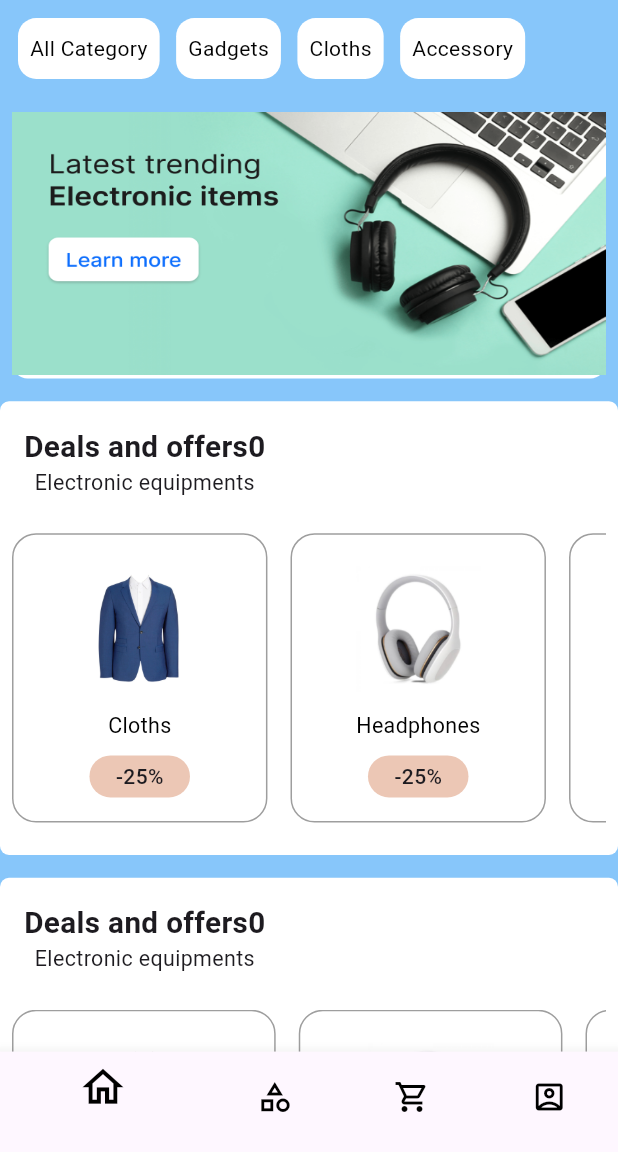
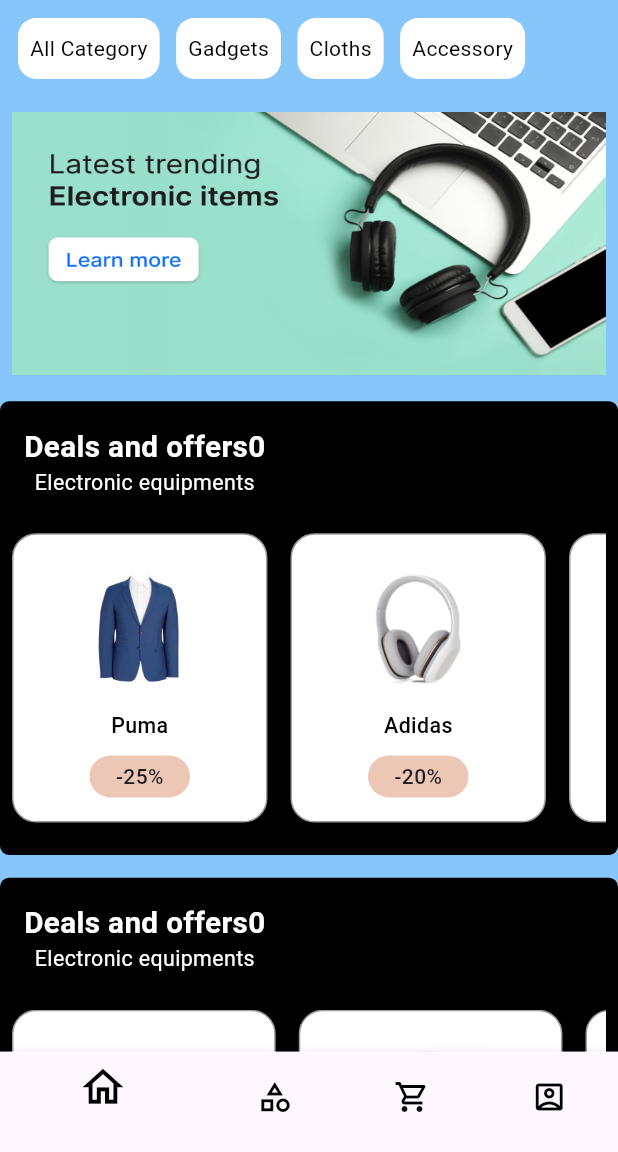
Before and after one commit to srbshameer098/Shoe-Cart, a Flutter app: the screen it shows after launch, on a phone screen of 412 x 824 dp, the part 84-1236 px from its top. Run offline on Flutter 3.47's test engine with Material 3 defaults, Android fonts, the phone set to English and light mode, and no system bars; drawn by our look-alikes of carousel_slider; our stand-ins replace flutter_screenutil.

Commit message:
topic change

```diff
--- a/lib/UI/Home.dart
+++ b/lib/UI/Home.dart
@@ -21,22 +21,105 @@ List<String> img = [
   'assets/2 1.png',
   'assets/image 24.png',
   'assets/image 26.png'
-];                //_________________  Banner  ______________________
+];
+
+
+
+
+
 List<String> name = [
-  'Cloths',
-  'Headphones',
-  'Laptobs',
-  'Smart watches',
-  'Mobiles',
-  'Wallets'
+  'Puma',
+  'Adidas',
+  'Nike',
+  'Reebok',
+  'Woodland',
+  'Converse',
+  'Fila',
+  'Liberty'
 ];
 List<String> per = [
   '-25%',
-  '-25%',
-  '-25%',
-  '-25% ',
-  '-25%',
-  '-25%'
+  '-20%',
+  '-5%',
+  '-50% ',
+  '-30%',
+  '-35%',
+  '-30%',
+  '-35%'
+];
+
+List<String> puma = [
+  'assets/7.png',
+  'assets/image 86.png',
+  'assets/image 34.png',
+  'assets/2 1.png',
+  'assets/image 24.png',
+  'assets/image 26.png'
+];
+
+List<String> adidas = [
+  'assets/7.png',
+  'assets/image 86.png',
+  'assets/image 34.png',
+  'assets/2 1.png',
+  'assets/image 24.png',
+  'assets/image 26.png'
+];
+
+List<String> nike = [
+  'assets/7.png',
+  'assets/image 86.png',
+  'assets/image 34.png',
+  'assets/2 1.png',
+  'assets/image 24.png',
+  'assets/image 26.png'
+];
+
+
+List<String> reebok = [
+  'assets/7.png',
+  'assets/image 86.png',
+  'assets/image 34.png',
+  'assets/2 1.png',
+  'assets/image 24.png',
+  'assets/image 26.png'
+];
+
+
+List<String> woodland = [
+  'assets/7.png',
+  'assets/image 86.png',
+  'assets/image 34.png',
+  'assets/2 1.png',
+  'assets/image 24.png',
+  'assets/image 26.png'
+];
+
+List<String> converse = [
+  'assets/7.png',
+  'assets/image 86.png',
+  'assets/image 34.png',
+  'assets/2 1.png',
+  'assets/image 24.png',
+  'assets/image 26.png'
+];
+
+List<String> fila = [
+  'assets/7.png',
+  'assets/image 86.png',
+  'assets/image 34.png',
+  'assets/2 1.png',
+  'assets/image 24.png',
+  'assets/image 26.png'
+];
+
+List<String> liberty = [
+  'assets/7.png',
+  'assets/image 86.png',
+  'assets/image 34.png',
+  'assets/2 1.png',
+  'assets/image 24.png',
+  'assets/image 26.png'
 ];
 
 
@@ -163,7 +246,7 @@ class _HomeState extends State<Home> {
                   height: 175.h,
                   decoration: BoxDecoration(
                       borderRadius: BorderRadius.circular(10.r),
-                      color: Color(0xffffffff)),
+                      color: Colors.transparent),
                   child: ListView(
                     children: [
                       CarouselSlider(
@@ -261,7 +344,7 @@ class _HomeState extends State<Home> {
                 height: 298.h,
                 decoration: BoxDecoration(
                     borderRadius: BorderRadius.circular(6),
-                    color:  Color(0xffffffff)),
+                    color:  Color(0xff000000)),
 
 
 
@@ -281,6 +364,7 @@ class _HomeState extends State<Home> {
                                   child: Text(
                                       "Deals and offers0",
                                       style: TextStyle(
+                                        color: Colors.white,
                                         fontSize: 18.sp,
                                         fontWeight: FontWeight.w600,
                                       )
@@ -290,6 +374,7 @@ class _HomeState extends State<Home> {
                                 Text(
                                     "Electronic equipments",
                                     style: TextStyle(
+                                      color: Colors.white,
                                       fontSize: 13.sp,
                                       fontWeight: FontWeight.w400,
                                     )
@@ -331,8 +416,9 @@ class _HomeState extends State<Home> {
                                   Text(name[index],
                                       style: TextStyle(
                                         fontSize: 13.sp,
+
                                         color: Colors.black,
-                                        fontWeight: FontWeight.w400,
+                                        fontWeight: FontWeight.w500,
                                       )),
                                   SizedBox(height:10.h ,),
                                   Container(
@@ -385,7 +471,7 @@ class _HomeState extends State<Home> {
                 height: 283.h,
                 decoration: BoxDecoration(
                     borderRadius: BorderRadius.circular(6),
-                    color:  Color(0xffffffff)),
+                    color:  Color(0xff000000)),
 
 
 
@@ -405,6 +491,7 @@ class _HomeState extends State<Home> {
                                   child: Text(
                                       "Deals and offers0",
                                       style: TextStyle(
+                                        color: Colors.white,
                                         fontSize: 18.sp,
                                         fontWeight: FontWeight.w600,
                                       )
@@ -414,6 +501,7 @@ class _HomeState extends State<Home> {
                                 Text(
                                     "Electronic equipments",
                                     style: TextStyle(
+                                      color: Colors.white,
                                       fontSize: 13.sp,
                                       fontWeight: FontWeight.w400,
                                     )
@@ -493,6 +581,8 @@ class _HomeState extends State<Home> {
                 ),
               ),
 
+              SizedBox(height: 10.h,),
+
               // ----------------------  banner 2  -------------------------------//
 
               Center(
@@ -503,6 +593,7 @@ class _HomeState extends State<Home> {
                       borderRadius: BorderRadius.circular(10.r),
                       color: Color(0xffffffff)),
                   child: ListView(
+
                     children: [
                       CarouselSlider(
                         items: [
@@ -593,7 +684,7 @@ class _HomeState extends State<Home> {
 
 
 
-              SizedBox(height: 15.h,),
+              SizedBox(height: 10.h,),
 
               Container(
 
@@ -602,7 +693,7 @@ class _HomeState extends State<Home> {
                 decoration: BoxDecoration(
                     borderRadius: BorderRadius.circular(6),
 
-                    color:  Color(0xffffffff)),
+                    color:  Color(0xff000000)),
 
 
 
@@ -622,6 +713,7 @@ class _HomeState extends State<Home> {
                                   child: Text(
                                       "Deals and offers0",
                                       style: TextStyle(
+                                        color: Colors.white,
                                         fontSize: 18.sp,
                                         fontWeight: FontWeight.w600,
                                       )
@@ -631,6 +723,7 @@ class _HomeState extends State<Home> {
                                 Text(
                                     "Electronic equipments",
                                     style: TextStyle(
+                                      color: Colors.white,
                                       fontSize: 13.sp,
                                       fontWeight: FontWeight.w400,
                                     )
```
